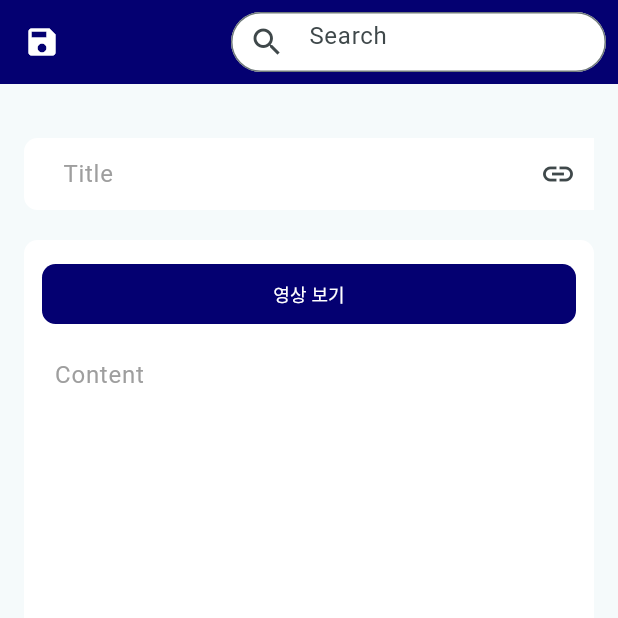
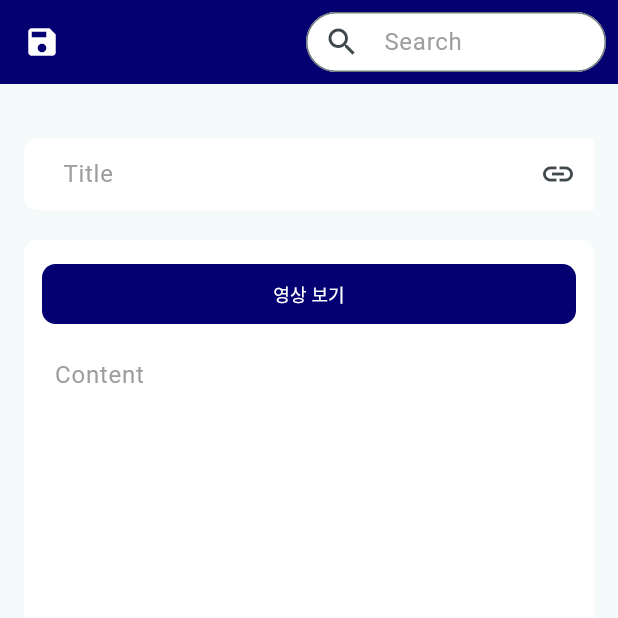
Before and after one commit to KSJ-0/playbook, a Flutter app: the DiaryPage screen opened by its route, on a phone screen of 412 x 824 dp, the top half of it. Run offline on Flutter 3.47's test engine with Material 3 defaults, Android fonts, the phone set to English and light mode, and no system bars.

Commit message:
fix/검색, 내용 작성 칸 수정 - 내용 칸에 Expanded 적용 - 검색창 입력 글씨 수직 중앙 정렬 - 검색창 힌트 폰트 수정

```diff
--- a/lib/diary.dart
+++ b/lib/diary.dart
@@ -34,19 +34,22 @@ class _MyDiaryPageState extends State<DiaryPage> {
           padding: const EdgeInsets.symmetric(horizontal: 8.0, vertical:8.0),
           child:
             Container( //검색 창 컨테이너
-              width: 250,
+              width: 200,
               decoration: BoxDecoration(
                 borderRadius: BorderRadius.circular(20.0),
                 color: Colors.white,
               ),
               child : TextField( //검색창
                 decoration: InputDecoration(
-                hintText: 'Search',
+                hintText: "Search",
+                hintStyle:
+                  TextStyle(fontWeight: FontWeight.normal, color: Colors.grey),
                 prefixIcon: const Icon(Icons.search),
                 border: OutlineInputBorder(
                   borderRadius: BorderRadius.circular(20.0),
                 ),
                 fillColor: Colors.white,
+                contentPadding: EdgeInsets.symmetric(vertical: 2.0)
                 ),
               )
             )
@@ -134,6 +137,7 @@ class _MyDiaryPageState extends State<DiaryPage> {
                         )
                       ),
                       const SizedBox(height: 10.0),
+                      Expanded( child :
                         TextFormField( //내용 칸
                           maxLines: 17,
                           minLines: null,
@@ -145,6 +149,7 @@ class _MyDiaryPageState extends State<DiaryPage> {
                             filled: true,
                           ),
                         ),
+                      )
                       ],
                   )
                 )
```
Lines whose indentation alone changed are shown as unchanged.
